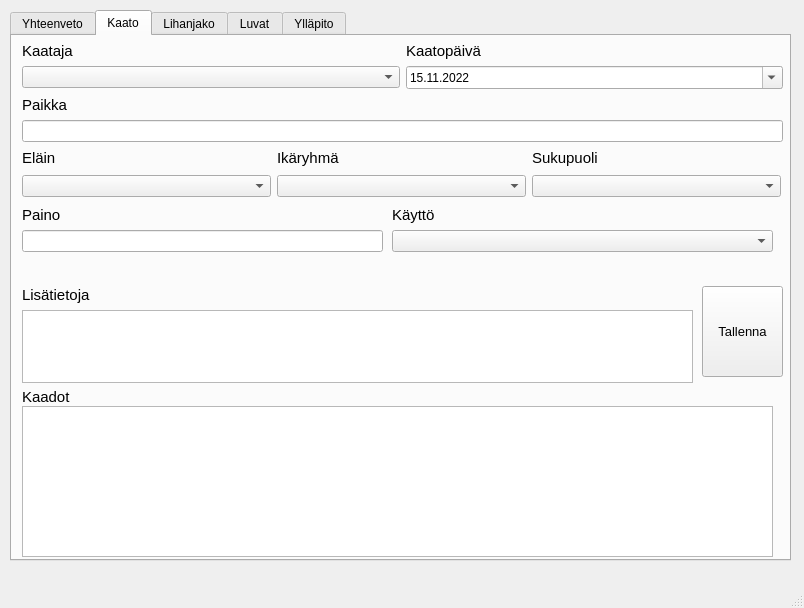
This is MultiPageMainWindow.ui in janlevea/hirviporukka as Qt 5 draws it before an edit. The edited form follows.
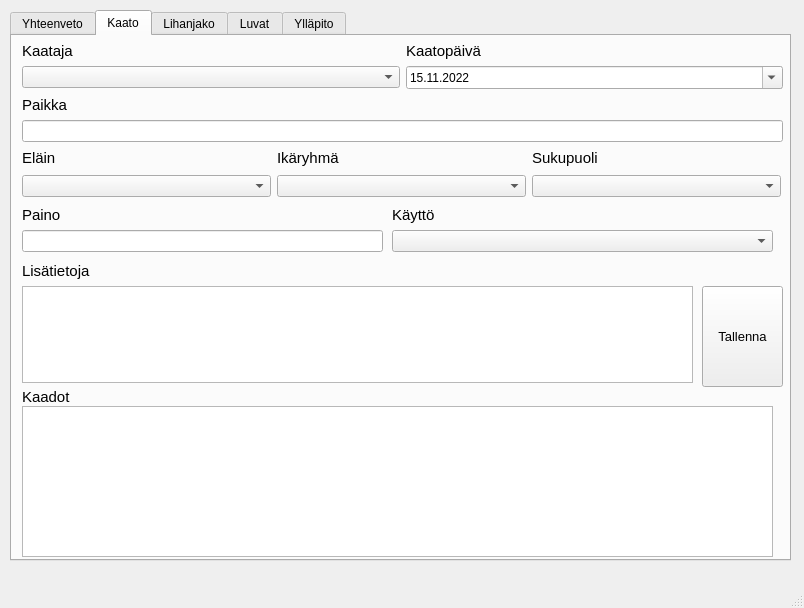
This is the edited form. The open tabs and pages were chosen to show the change.

Commit message: ui säätöö

Patch:
```diff
--- a/MultiPageMainWindow.ui
+++ b/MultiPageMainWindow.ui
@@ -137,7 +137,7 @@
         <x>690</x>
         <y>250</y>
         <width>81</width>
-        <height>91</height>
+        <height>101</height>
        </rect>
       </property>
       <property name="font">
@@ -369,9 +369,9 @@
       <property name="geometry">
        <rect>
         <x>10</x>
-        <y>250</y>
+        <y>226</y>
         <width>671</width>
-        <height>97</height>
+        <height>121</height>
        </rect>
       </property>
       <layout class="QVBoxLayout" name="verticalLayout_9">
```
Left out of the diff: 2 changed lines with no effect on the pictures. The commit also changes 1 other file.
